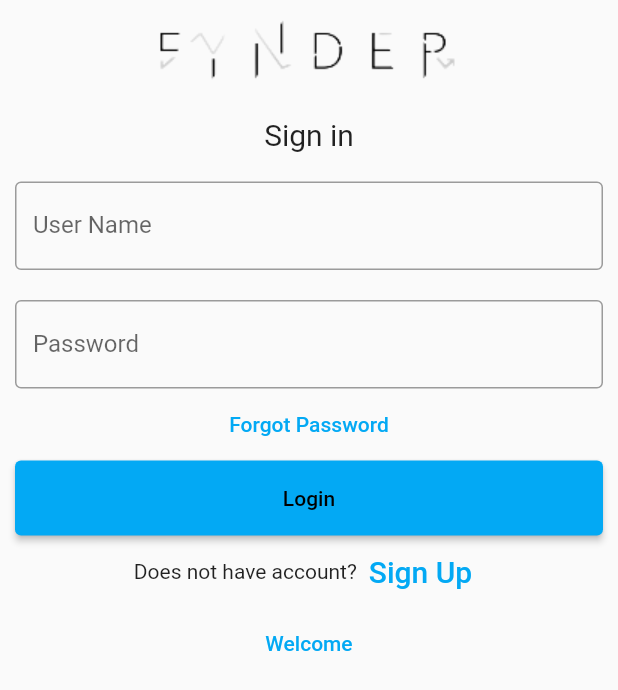
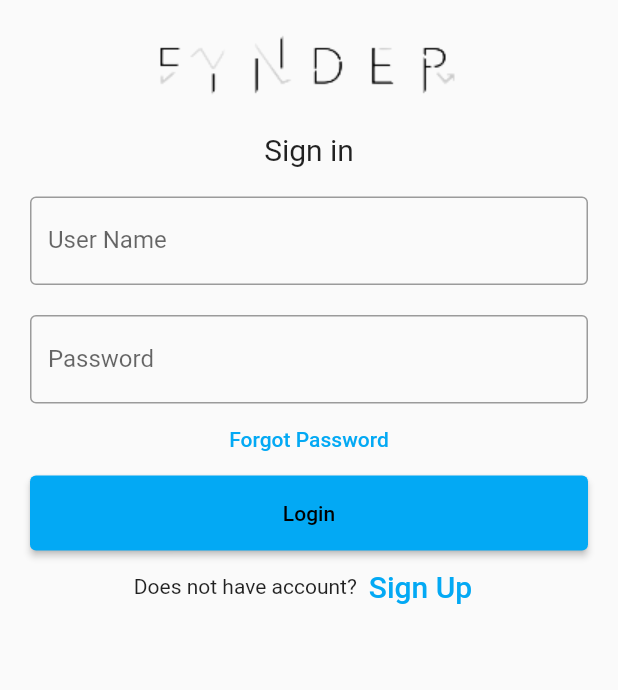
Before and after one commit to Hala-Kaisi/Fynder, a Flutter app: the MyStatefulWidget widget shown alone on an empty page, opened directly, on a phone screen of 412 x 824 dp. Shown: the top 690 px of the screen. Run offline on Flutter 3.47's test engine with Material 2 defaults, Android fonts, the phone set to English and light mode, and no system bars.

Commit message:
Fixed login button

```diff
--- a/lib/main.dart
+++ b/lib/main.dart
@@ -19,7 +19,8 @@ class Fynder extends StatelessWidget {
       theme: ThemeData(primarySwatch: Colors.lightBlue),
       initialRoute: '/',
       routes: {
-        '/': (context) => MyApp(),
+        '/': (context) => HomePage(),
+        '/Login': (context) => MyApp(),
         //This code proves to be redundant since the changing of the routes is
         //done by sign_up.dart file
 
--- a/lib/screens/sign_up.dart
+++ b/lib/screens/sign_up.dart
@@ -9,7 +9,7 @@ void main() => runApp(const MyApp());
 class MyApp extends StatelessWidget {
   const MyApp({Key? key}) : super(key: key);
 
-  static const String _title = 'Welcome';
+  static const String _title = 'Sample App';
 
   @override
   Widget build(BuildContext context) {
@@ -43,9 +43,8 @@ class _MyStatefulWidgetState extends State<MyStatefulWidget> {
 
   @override
   Widget build(BuildContext context) {
-    return Scaffold(
-        //padding: const EdgeInsets.all(10),
-      body: Center(
+    return Padding(
+        padding: const EdgeInsets.all(10),
         child: ListView(
           children: <Widget>[
             Container(
@@ -116,16 +115,8 @@ class _MyStatefulWidgetState extends State<MyStatefulWidget> {
               ],
               mainAxisAlignment: MainAxisAlignment.center,
             ),
-            TextButton(
-              onPressed: () {
-                Navigator.push(context, MaterialPageRoute(builder: (context)=>HomePage() ));
-              },
-              child: const Text(
-                'Welcome',
-              ),
-            ),
           ],
-        )));
+        ));
   }
 }
 
@@ -168,7 +159,7 @@ class SignUpPage extends StatelessWidget {
   Widget build(BuildContext context) {
     return Scaffold(
       appBar: AppBar(
-        title: const Text('Sign Up'),
+        title: const Text('Second Screen'),
       ),
       body: Center(
         child: ElevatedButton(
```
